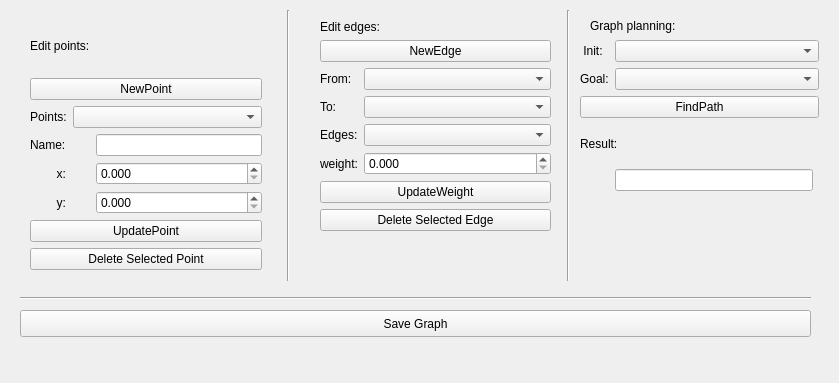
First picture: the form in src/graph_window.ui, repository sees1/ROS_nodes, before the edit.
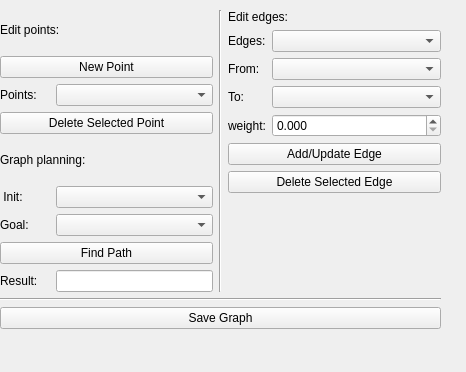
Second picture: the form after the edit.

Diff of the .ui file:
```diff
--- a/src/graph_window.ui
+++ b/src/graph_window.ui
@@ -6,88 +6,113 @@
    <rect>
     <x>0</x>
     <y>0</y>
-    <width>839</width>
-    <height>383</height>
+    <width>466</width>
+    <height>372</height>
    </rect>
   </property>
   <property name="windowTitle">
    <string>MainWindow</string>
   </property>
   <widget class="QWidget" name="centralwidget">
-   <widget class="Line" name="line">
+   <widget class="QWidget" name="layoutWidget">
     <property name="geometry">
      <rect>
-      <x>280</x>
+      <x>0</x>
       <y>10</y>
-      <width>16</width>
-      <height>271</height>
+      <width>441</width>
+      <height>319</height>
      </rect>
     </property>
-    <property name="orientation">
-     <enum>Qt::Vertical</enum>
-    </property>
-   </widget>
-   <widget class="Line" name="line_2">
-    <property name="geometry">
-     <rect>
-      <x>560</x>
-      <y>10</y>
-      <width>16</width>
-      <height>271</height>
-     </rect>
-    </property>
-    <property name="orientation">
-     <enum>Qt::Vertical</enum>
-    </property>
-   </widget>
+    <layout class="QVBoxLayout" name="verticalLayout">
+     <item>
+      <layout class="QGridLayout" name="gridLayout_2">
+       <item row="0" column="0">
+        <layout class="QGridLayout" name="gridLayout">
+         <item row="3" column="0" colspan="4">
+          <widget class="QPushButton" name="deleteSelectedPointButton">
+           <property name="text">
+            <string>Delete Selected Point</string>
+           </property>
+          </widget>
+         </item>
+         <item row="4" column="0" colspan="3">
    <widget class="QLabel" name="labl8">
-    <property name="geometry">
-     <rect>
-      <x>590</x>
-      <y>0</y>
-      <width>108</width>
-      <height>51</height>
-     </rect>
-    </property>
     <property name="text">
      <string>Graph planning:</string>
     </property>
    </widget>
-   <widget class="QPushButton" name="SaveGraph">
-    <property name="geometry">
-     <rect>
-      <x>20</x>
-      <y>310</y>
-      <width>791</width>
-      <height>27</height>
-     </rect>
-    </property>
+         </item>
+         <item row="5" column="0">
+          <widget class="QLabel" name="labl10">
+           <property name="text">
+            <string> Init:</string>
+           </property>
+          </widget>
+         </item>
+         <item row="0" column="0" colspan="3">
+          <widget class="QLabel" name="labl1">
     <property name="text">
-     <string>Save Graph</string>
-    </property>
-   </widget>
-   <widget class="Line" name="line_3">
-    <property name="geometry">
-     <rect>
-      <x>20</x>
-      <y>290</y>
-      <width>791</width>
-      <height>16</height>
-     </rect>
-    </property>
+            <string>Edit points:</string>
+           </property>
+          </widget>
+         </item>
+         <item row="1" column="0" colspan="4">
+          <widget class="QPushButton" name="newPointButton">
+           <property name="text">
+            <string>New Point</string>
+           </property>
+          </widget>
+         </item>
+         <item row="6" column="0">
+          <widget class="QLabel" name="labl11">
+           <property name="text">
+            <string>Goal:</string>
+           </property>
+          </widget>
+         </item>
+         <item row="6" column="1" colspan="3">
+          <widget class="QComboBox" name="G"/>
+         </item>
+         <item row="5" column="1" colspan="3">
+          <widget class="QComboBox" name="InitialPoint"/>
+         </item>
+         <item row="2" column="0">
+          <widget class="QLabel" name="labl3">
+           <property name="text">
+            <string>Points:</string>
+           </property>
+          </widget>
+         </item>
+         <item row="2" column="1" colspan="3">
+          <widget class="QComboBox" name="pointBox"/>
+         </item>
+         <item row="7" column="0" colspan="4">
+          <widget class="QPushButton" name="FindPath">
+           <property name="text">
+            <string>Find Path</string>
+           </property>
+          </widget>
+         </item>
+         <item row="8" column="0">
+          <widget class="QLabel" name="labl9">
+           <property name="text">
+            <string>Result:</string>
+           </property>
+          </widget>
+         </item>
+         <item row="8" column="1" colspan="3">
+          <widget class="QLineEdit" name="lineResult"/>
+         </item>
+        </layout>
+       </item>
+       <item row="0" column="1">
+        <widget class="Line" name="line">
     <property name="orientation">
-     <enum>Qt::Horizontal</enum>
-    </property>
-   </widget>
-   <widget class="QWidget" name="layoutWidget">
-    <property name="geometry">
-     <rect>
-      <x>320</x>
-      <y>20</y>
-      <width>231</width>
-      <height>251</height>
-     </rect>
-    </property>
+          <enum>Qt::Vertical</enum>
+         </property>
+        </widget>
+       </item>
+       <item row="0" column="2">
     <layout class="QFormLayout" name="formLayout">
      <property name="fieldGrowthPolicy">
       <enum>QFormLayout::AllNonFixedFieldsGrow</enum>
@@ -99,52 +124,25 @@
        </property>
       </widget>
      </item>
-     <item row="1" column="0" colspan="2">
-      <widget class="QPushButton" name="newEdge">
-       <property name="text">
-        <string>NewEdge</string>
-       </property>
-      </widget>
-     </item>
-     <item row="2" column="0">
-      <widget class="QLabel" name="labl5">
-       <property name="text">
-        <string>From:</string>
-       </property>
-      </widget>
-     </item>
-     <item row="2" column="1">
-      <widget class="QComboBox" name="fromPointBox"/>
-     </item>
-     <item row="3" column="0">
+         <item row="5" column="0">
       <widget class="QLabel" name="labl6">
        <property name="text">
         <string>To:</string>
        </property>
       </widget>
      </item>
-     <item row="3" column="1">
+         <item row="5" column="1">
       <widget class="QComboBox" name="toPointBox"/>
      </item>
-     <item row="4" column="0">
-      <widget class="QLabel" name="labl4">
-       <property name="text">
-        <string>Edges:</string>
-       </property>
-      </widget>
-     </item>
-     <item row="4" column="1">
-      <widget class="QComboBox" name="edgeBox"/>
-     </item>
-     <item row="5" column="0">
+         <item row="7" column="0">
       <widget class="QLabel" name="labl7">
        <property name="text">
         <string>weight:</string>
        </property>
       </widget>
      </item>
-     <item row="5" column="1">
-      <widget class="QDoubleSpinBox" name="weight">
+         <item row="7" column="1">
+          <widget class="QDoubleSpinBox" name="weightBox">
        <property name="decimals">
         <number>3</number>
        </property>
@@ -153,180 +151,67 @@
        </property>
       </widget>
      </item>
-     <item row="6" column="0" colspan="2">
-      <widget class="QPushButton" name="updateWeight">
+         <item row="8" column="0" colspan="2">
+          <widget class="QPushButton" name="addUpdateButton">
        <property name="text">
-        <string>UpdateWeight</string>
+            <string>Add/Update Edge</string>
        </property>
       </widget>
      </item>
-     <item row="7" column="0" colspan="2">
-      <widget class="QPushButton" name="deleteSelectedEdge">
+         <item row="9" column="0" colspan="2">
+          <widget class="QPushButton" name="deleteEdgeButton">
        <property name="text">
         <string>Delete Selected Edge</string>
        </property>
       </widget>
      </item>
-    </layout>
-   </widget>
-   <widget class="QWidget" name="layoutWidget">
-    <property name="geometry">
-     <rect>
-      <x>580</x>
-      <y>40</y>
-      <width>239</width>
-      <height>151</height>
-     </rect>
-    </property>
-    <layout class="QGridLayout" name="gridLayout_2">
-     <item row="2" column="1" colspan="2">
-      <widget class="QComboBox" name="G"/>
-     </item>
-     <item row="3" column="0" colspan="3">
-      <widget class="QPushButton" name="FindPath">
-       <property name="text">
-        <string>FindPath</string>
-       </property>
-      </widget>
-     </item>
+         <item row="2" column="1">
+          <widget class="QComboBox" name="edgeBox"/>
+         </item>
      <item row="2" column="0">
-      <widget class="QLabel" name="labl11">
+          <widget class="QLabel" name="labl4">
        <property name="text">
-        <string>Goal:</string>
-       </property>
-      </widget>
-     </item>
-     <item row="1" column="0">
-      <widget class="QLabel" name="labl10">
-       <property name="text">
-        <string> Init:</string>
-       </property>
-      </widget>
-     </item>
-     <item row="1" column="1" colspan="2">
-      <widget class="QComboBox" name="InitialPoint"/>
-     </item>
-     <item row="4" column="0" colspan="2">
-      <widget class="QLabel" name="labl9">
-       <property name="text">
-        <string>Result:</string>
-       </property>
-      </widget>
-     </item>
-     <item row="5" column="1">
-      <widget class="QLineEdit" name="lineResult"/>
-     </item>
-    </layout>
-   </widget>
-   <widget class="QWidget" name="layoutWidget">
-    <property name="geometry">
-     <rect>
-      <x>30</x>
-      <y>20</y>
-      <width>232</width>
-      <height>250</height>
-     </rect>
-    </property>
-    <layout class="QGridLayout" name="gridLayout">
-     <item row="2" column="1" colspan="2">
-      <widget class="QComboBox" name="pointBox"/>
-     </item>
-     <item row="7" column="0" colspan="3">
-      <widget class="QPushButton" name="deleteSelectedPointButton">
-       <property name="text">
-        <string>Delete Selected Point</string>
-       </property>
-      </widget>
-     </item>
-     <item row="3" column="2">
-      <widget class="QLineEdit" name="nameField"/>
-     </item>
-     <item row="2" column="0">
-      <widget class="QLabel" name="labl3">
-       <property name="text">
-        <string>Points:</string>
-       </property>
-      </widget>
-     </item>
-     <item row="6" column="0" colspan="3">
-      <widget class="QPushButton" name="updatePointButton">
-       <property name="text">
-        <string>UpdatePoint</string>
-       </property>
-      </widget>
-     </item>
-     <item row="0" column="0" colspan="2">
-      <widget class="QLabel" name="labl1">
-       <property name="text">
-        <string>Edit points:</string>
-       </property>
-      </widget>
-     </item>
-     <item row="3" column="0">
-      <widget class="QLabel" name="lbl13">
-       <property name="text">
-        <string>Name:</string>
+            <string>Edges:</string>
        </property>
       </widget>
      </item>
      <item row="4" column="0">
-      <widget class="QLabel" name="labl14">
+          <widget class="QLabel" name="labl5">
        <property name="text">
-        <string>        x:</string>
+            <string>From:</string>
        </property>
       </widget>
      </item>
-     <item row="1" column="0" colspan="3">
-      <widget class="QPushButton" name="newPointButton">
-       <property name="text">
-        <string>NewPoint</string>
-       </property>
-      </widget>
-     </item>
-     <item row="5" column="2">
-      <widget class="QDoubleSpinBox" name="yCoord">
-       <property name="decimals">
-        <number>3</number>
-       </property>
-       <property name="singleStep">
-        <double>0.010000000000000</double>
-       </property>
-      </widget>
-     </item>
-     <item row="4" column="2">
-      <widget class="QDoubleSpinBox" name="xCoord">
-       <property name="decimals">
-        <number>3</number>
+         <item row="4" column="1">
+          <widget class="QComboBox" name="fromPointBox"/>
+         </item>
+        </layout>
+       </item>
+      </layout>
+     </item>
+     <item>
+      <widget class="Line" name="line_3">
+       <property name="orientation">
+        <enum>Qt::Horizontal</enum>
        </property>
-       <property name="singleStep">
-        <double>0.010000000000000</double>
-       </property>
       </widget>
      </item>
-     <item row="5" column="0">
-      <widget class="QLabel" name="labl15">
+     <item>
+      <widget class="QPushButton" name="saveButton">
        <property name="text">
-        <string>        y:</string>
+        <string>Save Graph</string>
        </property>
       </widget>
      </item>
     </layout>
    </widget>
-   <zorder>SaveGraph</zorder>
-   <zorder>line_3</zorder>
-   <zorder>layoutWidget</zorder>
-   <zorder>layoutWidget</zorder>
-   <zorder>layoutWidget</zorder>
-   <zorder>line</zorder>
-   <zorder>line_2</zorder>
-   <zorder>labl8</zorder>
   </widget>
   <widget class="QMenuBar" name="menubar">
    <property name="geometry">
     <rect>
      <x>0</x>
      <y>0</y>
-     <width>839</width>
+     <width>466</width>
      <height>25</height>
     </rect>
    </property>
```
Lines whose indentation alone changed are shown as unchanged.
